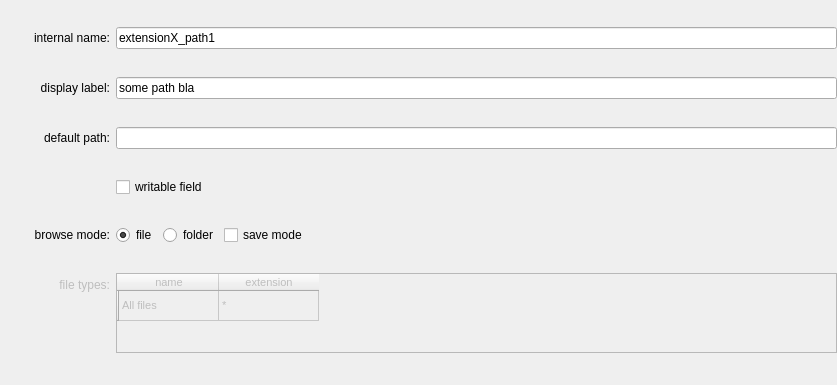
Above: ui/a2ctrl/path_edit.ui from ewerybody/a2 before the change. Below: the same form after it.
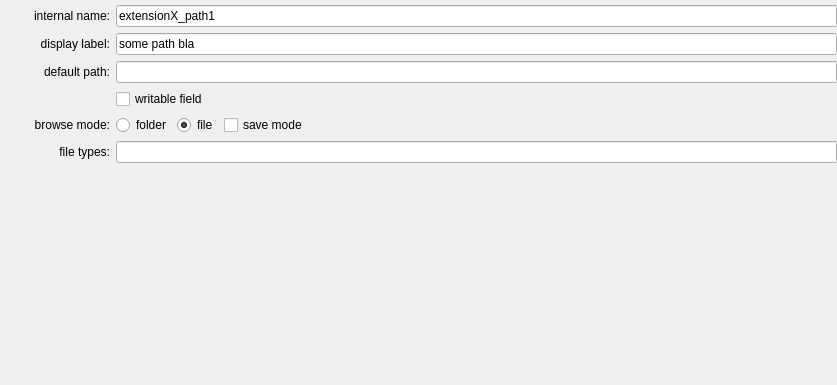
That is the form after the change. Custom widgets are drawn as their Qt base class.

Commit message: fixed path and path_field

What changed in the file:
```diff
--- a/ui/a2ctrl/path_edit.ui
+++ b/ui/a2ctrl/path_edit.ui
@@ -17,6 +17,9 @@
    <property name="fieldGrowthPolicy">
     <enum>QFormLayout::AllNonFixedFieldsGrow</enum>
    </property>
+   <property name="labelAlignment">
+    <set>Qt::AlignRight|Qt::AlignTrailing|Qt::AlignVCenter</set>
+   </property>
    <property name="leftMargin">
     <number>10</number>
    </property>
@@ -111,7 +114,14 @@
       <number>0</number>
      </property>
      <item>
-      <widget class="QRadioButton" name="cfg2_path_type">
+      <widget class="QRadioButton" name="cfg_path_type_0">
+       <property name="text">
+        <string>folder</string>
+       </property>
+      </widget>
+     </item>
+     <item>
+      <widget class="QRadioButton" name="cfg_path_type_1">
        <property name="text">
         <string>file</string>
        </property>
@@ -120,13 +130,6 @@
        </property>
       </widget>
      </item>
-     <item>
-      <widget class="QRadioButton" name="cfg_path_type">
-       <property name="text">
-        <string>folder</string>
-       </property>
-      </widget>
-     </item>
      <item>
       <widget class="QCheckBox" name="cfg_save_mode">
        <property name="text">
@@ -155,7 +158,7 @@
    <item row="5" column="0">
     <widget class="QLabel" name="label_4">
      <property name="enabled">
-      <bool>false</bool>
+      <bool>true</bool>
      </property>
      <property name="minimumSize">
       <size>
@@ -172,46 +175,10 @@
     </widget>
    </item>
    <item row="5" column="1">
-    <widget class="QTableWidget" name="tableWidget">
-     <property name="enabled">
-      <bool>false</bool>
+    <widget class="QLineEdit" name="cfg_file_types">
+     <property name="text">
+      <string/>
      </property>
-     <property name="maximumSize">
-      <size>
-       <width>16777215</width>
-       <height>80</height>
-      </size>
-     </property>
-     <property name="font">
-      <font>
-       <pointsize>8</pointsize>
-      </font>
-     </property>
-     <row>
-      <property name="text">
-       <string/>
-      </property>
-     </row>
-     <column>
-      <property name="text">
-       <string>name</string>
-      </property>
-     </column>
-     <column>
-      <property name="text">
-       <string>extension</string>
-      </property>
-     </column>
-     <item row="0" column="0">
-      <property name="text">
-       <string>All files</string>
-      </property>
-     </item>
-     <item row="0" column="1">
-      <property name="text">
-       <string>*</string>
-      </property>
-     </item>
     </widget>
    </item>
   </layout>
```
The commit also changes 4 other files.
